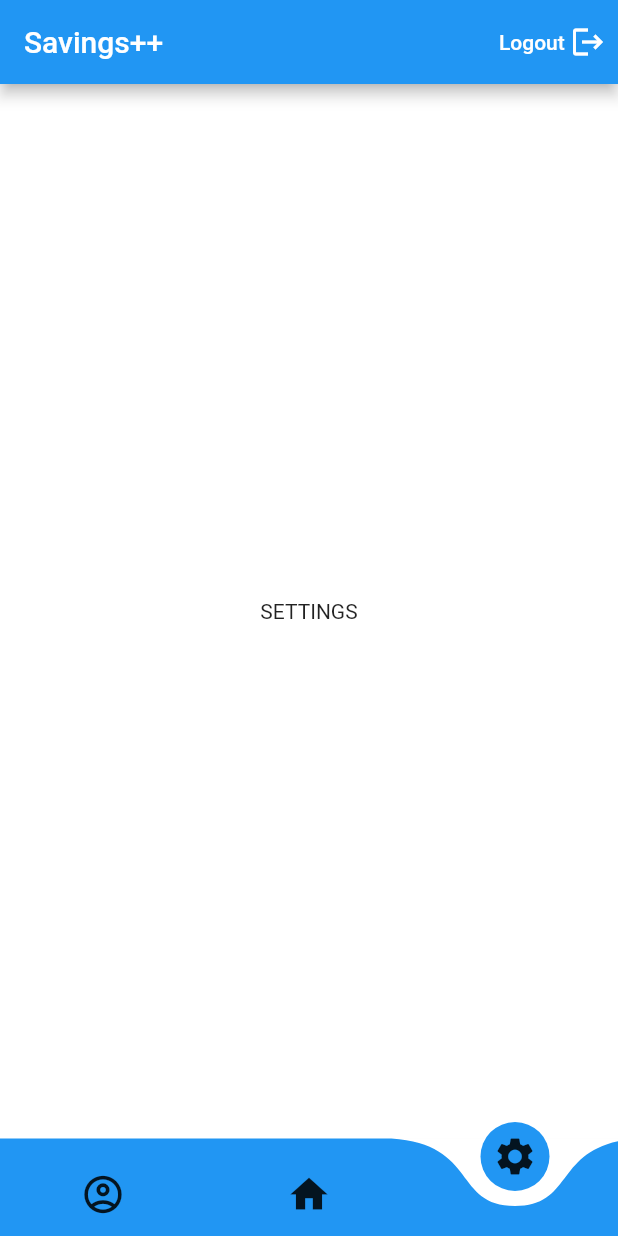
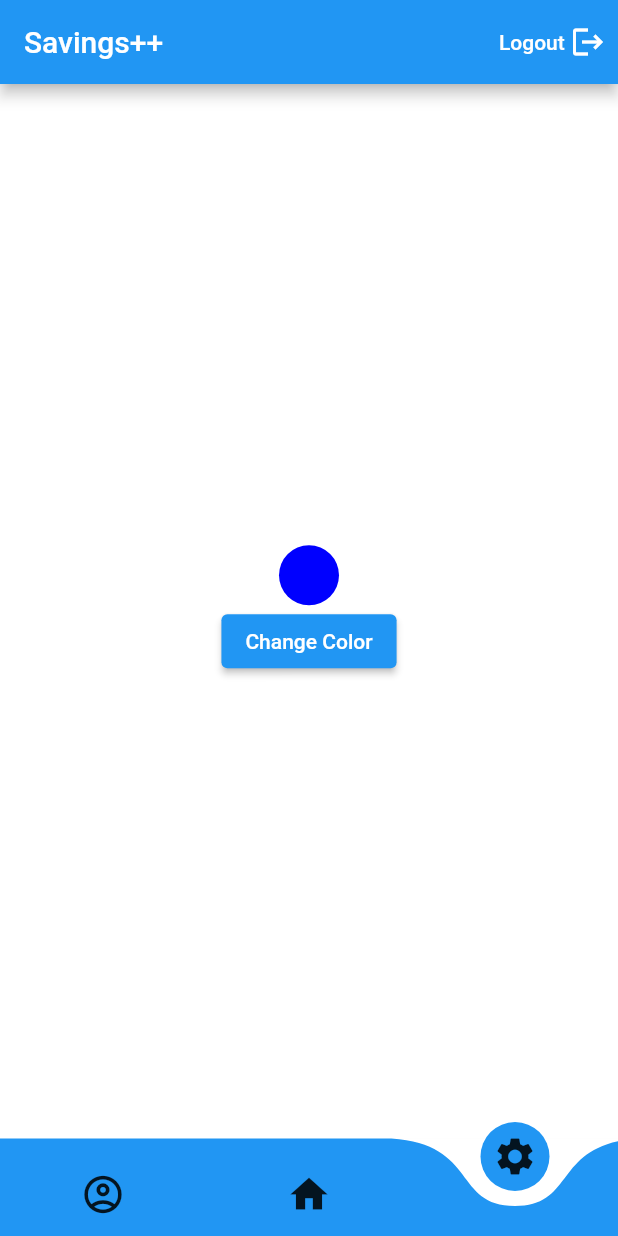
Before and after one commit to Drakunal/debit-credit-manager, a Flutter app: the screen it shows once a user with an empty profile is signed in, item 3 of the bottom bar chosen, on a phone screen of 412 x 824 dp. Run offline on Flutter 3.47's test engine with Material 2 defaults, Android fonts, the phone set to English and light mode, and no system bars; drawn by our look-alikes of curved_navigation_bar; our stand-ins replace cloud_firestore, date_field, firebase_auth, firebase_core, font_awesome_flutter, google_sign_in and 1 more; accounts and stored records are empty.

Commit message:
shared preference setting up color in progress

```diff
--- a/lib/main.dart
+++ b/lib/main.dart
@@ -6,8 +6,11 @@ import 'package:firebase_auth/firebase_auth.dart';
 import 'package:flutter/material.dart';
 import 'package:firebase_core/firebase_core.dart';
 import 'package:provider/provider.dart';
+import 'package:shared_preferences/shared_preferences.dart';
 
 Future main() async {
+  WidgetsFlutterBinding.ensureInitialized(); //when using shared prefs
+  SharedPreferences prefs = await SharedPreferences.getInstance();
   WidgetsFlutterBinding.ensureInitialized();
 
   // final user = FirebaseAuth.instance.currentUser!;
--- a/lib/screens/home.dart
+++ b/lib/screens/home.dart
@@ -16,6 +16,7 @@ class Home extends StatefulWidget {
 
 class _HomeState extends State<Home> {
   final user = FirebaseAuth.instance.currentUser!;
+  late Color colors;
   int _page = 1;
   final screens = [Profile(), MainPage(), Settings()];
   GlobalKey<CurvedNavigationBarState> _bottomNavigationKey = GlobalKey();
--- a/lib/screens/settings.dart
+++ b/lib/screens/settings.dart
@@ -1,4 +1,6 @@
+import 'package:debit_credit/shared/hexcolor.dart';
 import 'package:flutter/material.dart';
+import 'package:shared_preferences/shared_preferences.dart';
 
 class Settings extends StatefulWidget {
   const Settings({Key? key}) : super(key: key);
@@ -8,14 +10,42 @@ class Settings extends StatefulWidget {
 }
 
 class _SettingsState extends State<Settings> {
+  Color colorR = HexColor("#0000FF");
   @override
   Widget build(BuildContext context) {
     return Scaffold(
       backgroundColor: Colors.white,
       body: Container(
           child: Center(
-        child: Text("SETTINGS"),
+        child: Column(
+          mainAxisAlignment: MainAxisAlignment.center,
+          children: [
+            CircleAvatar(
+              backgroundColor: colorR,
+            ),
+            ElevatedButton(onPressed: changeColor, child: Text("Change Color"))
+          ],
+        ),
       )),
     );
   }
+
+  void changeColor() {
+    Color violet = HexColor("#8F00FF");
+    Color blue = HexColor("#0000FF");
+    setState(() {
+      if (colorR == blue) {
+        colorR = violet;
+        setColorValue("#8F00FF");
+      } else {
+        colorR = blue;
+        setColorValue("#0000FF");
+      }
+    });
+  }
+
+  setColorValue(String hexCode) async {
+    SharedPreferences prefs = await SharedPreferences.getInstance();
+    prefs.setString('colorName', hexCode);
+  }
 }
--- a/pubspec.yaml
+++ b/pubspec.yaml
@@ -41,6 +41,7 @@ dependencies:
   provider: ^6.0.1
   font_awesome_flutter: ^9.1.0
   date_field: ^2.1.2
+  shared_preferences: ^2.0.8
 
 dev_dependencies:
   flutter_test:
```
Also changed, not shown: pubspec.lock.
